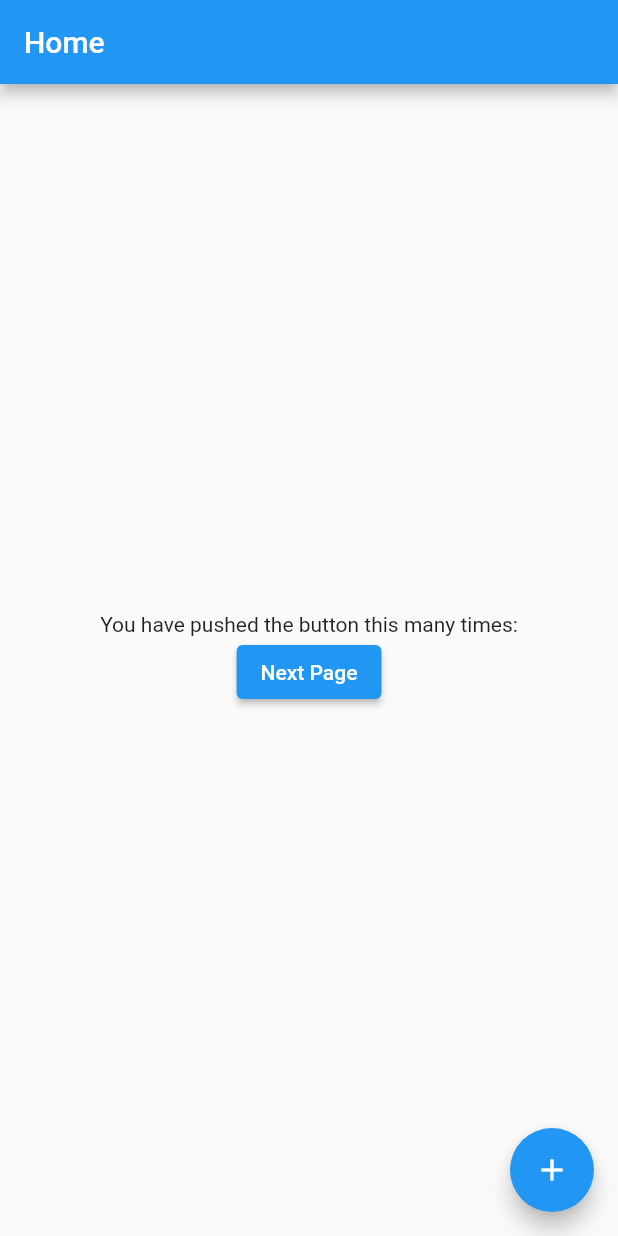
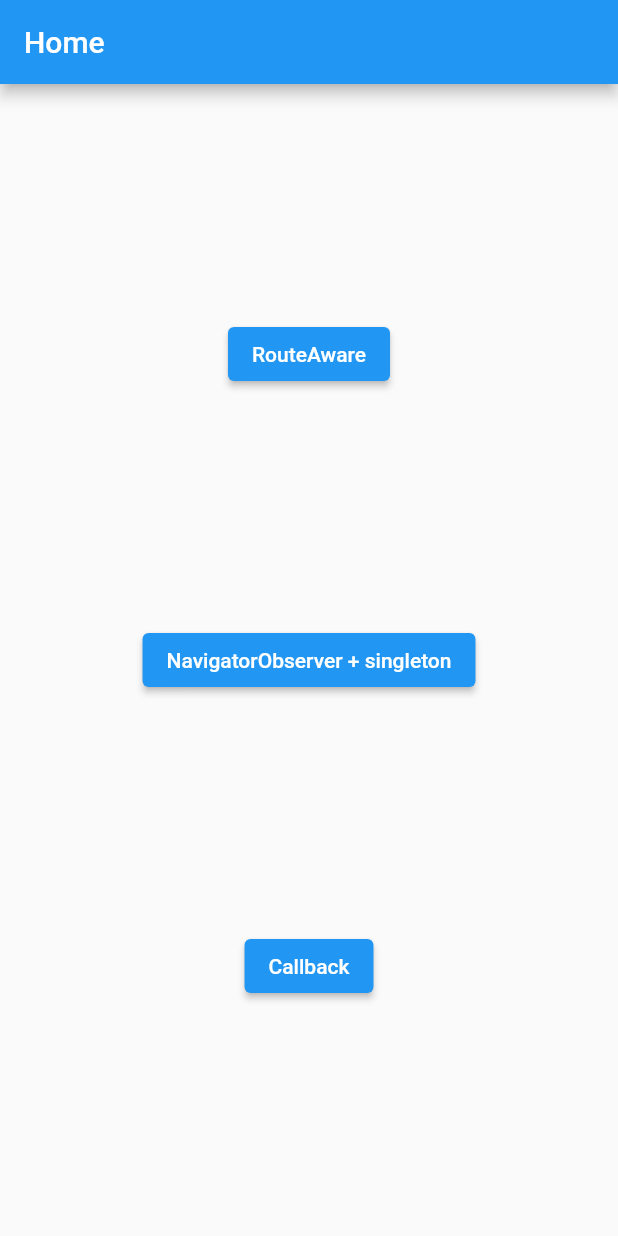
Before and after one commit to allansrc/navigator_observer, a Flutter app: the screen it shows after launch, on a phone screen of 412 x 824 dp. Run offline on Flutter 3.47's test engine with Material 2 defaults, Android fonts, the phone set to English and light mode, and no system bars.

Commit message:
update organization of files

```diff
--- a/lib/analytics_observer.dart
+++ b/lib/analytics_observer.dart
@@ -8,14 +8,18 @@ class AnalyticsObserver extends NavigatorObserver {
 
   AnalyticsObserver._internal();
 
-  // Setter to send analytics event
+  // Setter to send analytics event: it's used only on navigatorObserver example
   VoidCallback eventDispatch = () {};
+
+  // This  valeu on app could be instancve from default navigator or
+  // a default global navigator key; it's used only on RouteAware example
+  RouteObserver<PageRoute> routeObserver = RouteObserver<PageRoute>();
 
   @override
   void didPop(Route route, Route? previousRoute) {
     super.didPop(route, previousRoute);
 
-    eventDispatch();
-    eventDispatch = () {};
+    eventDispatch(); //  it's used only on navigatorObserver example
+    eventDispatch = () {}; //  it's used only on navigatorObserver example
   }
 }
--- a/lib/home.dart
+++ b/lib/home.dart
@@ -1,4 +1,6 @@
 import 'package:flutter/material.dart';
+
+import 'analytics_observer.dart';
 
 class MyHomePage extends StatefulWidget {
   const MyHomePage({super.key, required this.title});
@@ -9,7 +11,7 @@ class MyHomePage extends StatefulWidget {
   State<MyHomePage> createState() => _MyHomePageState();
 }
 
-class _MyHomePageState extends State<MyHomePage> with WidgetsBindingObserver {
+class _MyHomePageState extends State<MyHomePage> {
   @override
   Widget build(BuildContext context) {
     return Scaffold(
@@ -18,26 +20,28 @@ class _MyHomePageState extends State<MyHomePage> with WidgetsBindingObserver {
       ),
       body: Center(
         child: Column(
-          mainAxisAlignment: MainAxisAlignment.center,
+          mainAxisAlignment: MainAxisAlignment.spaceEvenly,
           children: <Widget>[
-            const Text(
-              'You have pushed the button this many times:',
+            ElevatedButton(
+              onPressed: () {
+                Navigator.of(context).pushNamed("/route_aware");
+              },
+              child: const Text('RouteAware'),
             ),
             ElevatedButton(
               onPressed: () {
-                Navigator.of(context).pushNamed("/page");
+                Navigator.of(context).pushNamed("/navigator_observer");
               },
-              child: const Text('Next Page'),
-            )
+              child: const Text('NavigatorObserver + singleton'),
+            ),
+            ElevatedButton(
+              onPressed: () {
+                Navigator.of(context).pushNamed("/callback");
+              },
+              child: const Text('Callback'),
+            ),
           ],
         ),
-      ),
-      floatingActionButton: FloatingActionButton(
-        onPressed: () {
-          Navigator.of(context).pushNamed("/page_two");
-        },
-        tooltip: 'Increment',
-        child: const Icon(Icons.add),
       ),
     );
   }
--- a/lib/main.dart
+++ b/lib/main.dart
@@ -1,9 +1,13 @@
 import 'package:flutter/material.dart';
-import 'package:navigator_observer/page.dart';
-import 'package:navigator_observer/page_two.dart';
 
+import 'RouteAware/route_aware.dart';
+import 'RouteAware/route_aware_page.dart';
 import 'analytics_observer.dart';
+import 'callback/callback.dart';
+import 'callback/callback_second_page.dart';
 import 'home.dart';
+import 'navigatorObserver/navigator_observer.dart';
+import 'navigatorObserver/navigator_observer_page.dart';
 
 void main() {
   runApp(const MyApp());
@@ -19,12 +23,24 @@ class MyApp extends StatelessWidget {
       theme: ThemeData(
         primarySwatch: Colors.blue,
       ),
-      navigatorObservers: [AnalyticsObserver()],
+      navigatorObservers: [
+        // this is called for RouteAware
+        AnalyticsObserver.instance.routeObserver,
+
+        // this is called for NavigatorObserver
+        AnalyticsObserver(),
+      ],
       initialRoute: "/home",
       routes: {
         "/home": (_) => const MyHomePage(title: 'Home'),
-        "/page": (_) => const MyPage(title: 'Page'),
-        "/page_two": (_) => const MyPageTwo(title: 'page_two'),
+        "/callback": (_) => const CallbackPage(title: 'callback'),
+        "/callback_page": (_) => const CBPage(title: 'callback_page'),
+        "/route_aware": (_) => const RouteAwarePage(title: 'route_aware'),
+        "/route_aware_page": (_) => const RAPage(title: 'route_aware_page'),
+        "/navigator_observer": (_) =>
+            const NavigatorObserverPage(title: 'page_two'),
+        "/navigator_observer_page": (_) =>
+            const NOPage(title: 'navigator_observer_page'),
       },
     );
   }
```
Also changed, not shown: lib/RouteAware/route_aware.dart (added, +68 -0 lines), lib/RouteAware/route_aware_page.dart (added, +33 -0 lines), lib/callback/callback.dart (added, +43 -0 lines), lib/callback/callback_second_page.dart (added, +37 -0 lines), lib/navigatorObserver/navigator_observer.dart (renamed from lib/page_two.dart, +15 -6 lines), lib/navigatorObserver/navigator_observer_page.dart (renamed from lib/page.dart, +11 -7 lines).
